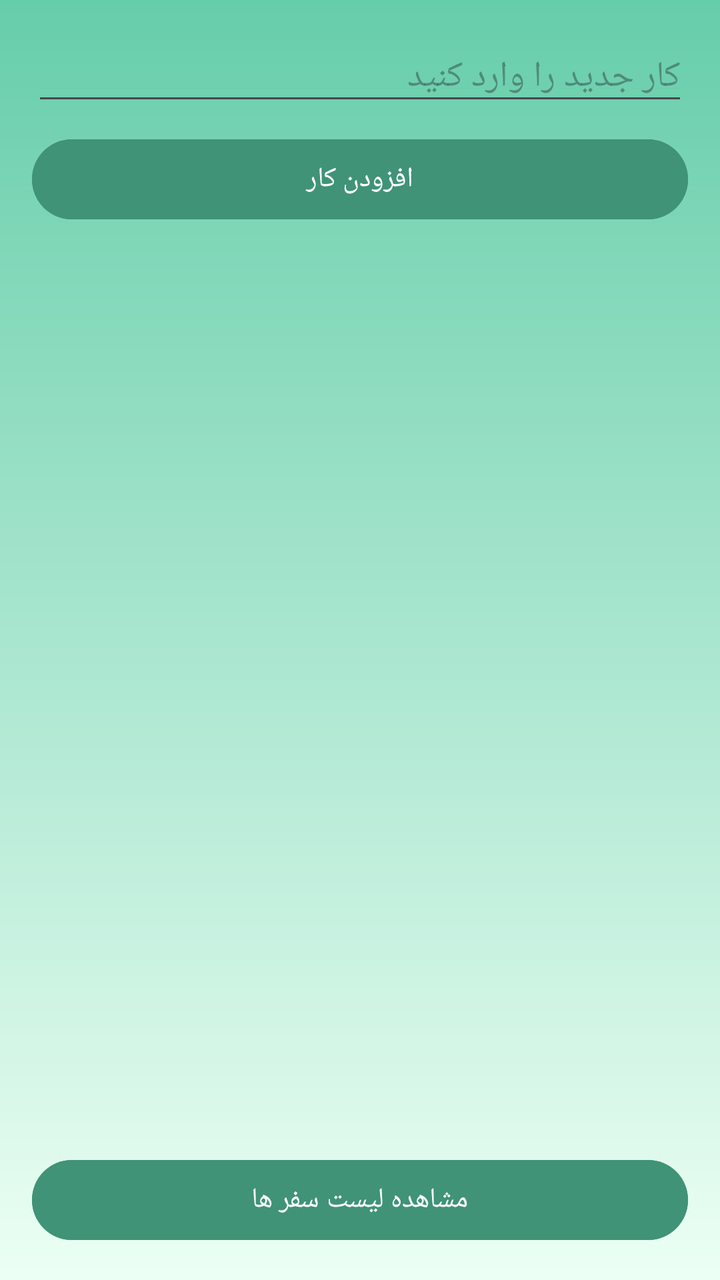
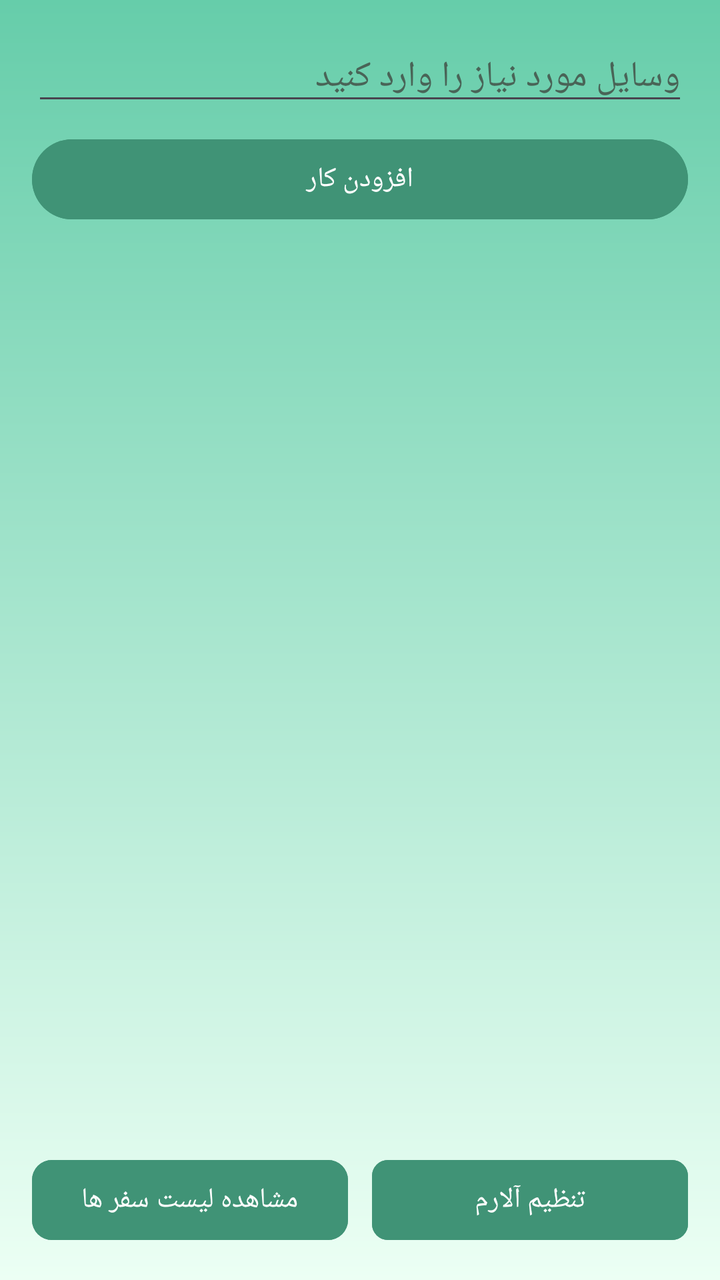

Before-and-after screenshots of an Android layout around one commit, followed by the original layout XML and the change that was made.
<!-- AndroidManifest.xml: application theme Theme.TripMate -->
<!-- res/layout/activity_to_do_list.xml -->
<?xml version="1.0" encoding="utf-8"?>
<LinearLayout xmlns:android="http://schemas.android.com/apk/res/android"
    android:layout_width="match_parent"
    android:layout_height="match_parent"
    android:orientation="vertical"
    android:padding="16dp"
    android:background="@drawable/gradient_background">


    <EditText
        android:id="@+id/etNewTask"
        android:layout_width="match_parent"
        android:layout_height="wrap_content"
        android:fontFamily="@font/vazirmatn"
        android:hint="کار جدید را وارد کنید"
        android:inputType="text"
         />

    <Button
        android:id="@+id/btnAddTask"
        android:layout_width="match_parent"
        android:layout_height="wrap_content"
        android:backgroundTint="#409376"
        android:fontFamily="@font/vazirmatn"
        android:text="افزودن کار"
        android:layout_marginTop="8dp" />


    <ListView
        android:id="@+id/lvTasks"
        android:layout_width="match_parent"
        android:layout_height="0dp"
        android:layout_weight="1"
        android:divider="@android:color/darker_gray"
        android:dividerHeight="1dp"
        android:paddingTop="8dp"
        android:fontFamily="@font/vazirmatn"
        android:textColor="#000000"
        />

    <Button
        android:id="@+id/btnShowSummary"
        android:layout_width="match_parent"
        android:layout_height="wrap_content"
        android:backgroundTint="#409376"
        android:text="مشاهده لیست سفر ها"
        android:layout_marginTop="16dp"
        android:fontFamily="@font/vazirmatn" />

</LinearLayout>
<!-- resources referenced by this layout -->
<resources>
  <!-- drawable gradient_background (drawable) -->
  <?xml version="1.0" encoding="utf-8"?>
  <shape xmlns:android="http://schemas.android.com/apk/res/android">
      <gradient
          android:startColor="#66CDAA"
          android:endColor="#ECFFF4"
          android:angle="8"/>
  </shape>
  <style name="Theme.TripMate" parent="Base.Theme.TripMate" />
  <style name="Base.Theme.TripMate" parent="Theme.Material3.DayNight.NoActionBar">
          
          
      </style>
</resources>

<!-- the commit's change to res/layout/activity_to_do_list.xml (unified diff, before → after) -->
@@ -4,16 +4,19 @@
     android:layout_height="match_parent"
     android:orientation="vertical"
     android:padding="16dp"
-    android:background="@drawable/gradient_background">
-
+    android:background="@drawable/gradient_background"
+    xmlns:app="http://schemas.android.com/apk/res-auto"
+    >
 
     <EditText
         android:id="@+id/etNewTask"
         android:layout_width="match_parent"
         android:layout_height="wrap_content"
         android:fontFamily="@font/vazirmatn"
-        android:hint="کار جدید را وارد کنید"
+        android:hint="وسایل مورد نیاز را وارد کنید"
         android:inputType="text"
+        android:textColor="#0B2A1C"
+        android:textColorHint="#496457"
          />
 
     <Button
@@ -38,13 +41,51 @@
         android:textColor="#000000"
         />
 
-    <Button
-        android:id="@+id/btnShowSummary"
+
+    <LinearLayout
         android:layout_width="match_parent"
         android:layout_height="wrap_content"
-        android:backgroundTint="#409376"
-        android:text="مشاهده لیست سفر ها"
+        android:orientation="horizontal"
         android:layout_marginTop="16dp"
-        android:fontFamily="@font/vazirmatn" />
+        android:gravity="center"
+        android:layoutDirection="rtl">
 
+        <LinearLayout
+            android:layout_width="0dp"
+            android:layout_weight="1"
+            android:layout_height="wrap_content"
+            android:orientation="vertical">
+
+
+
+            <Button
+                android:id="@+id/btnalarm"
+                android:layout_width="match_parent"
+                android:layout_height="wrap_content"
+                android:backgroundTint="#409376"
+                android:fontFamily="@font/vazirmatn"
+                app:cornerRadius="8dp"
+                android:text="تنظیم آلارم" />
+        </LinearLayout>
+
+        <Space
+            android:layout_width="12dp"
+            android:layout_height="wrap_content" />
+
+        <LinearLayout
+            android:layout_width="0dp"
+            android:layout_weight="1"
+            android:layout_height="wrap_content"
+            android:orientation="vertical">
+
+            <Button
+                android:id="@+id/btnShowSummary"
+                android:layout_width="match_parent"
+                android:layout_height="48dp"
+                android:backgroundTint="#409376"
+                android:fontFamily="@font/vazirmatn"
+                app:cornerRadius="10dp"
+                android:text="مشاهده لیست سفر ها"/>
+        </LinearLayout>
+    </LinearLayout>
 </LinearLayout>
